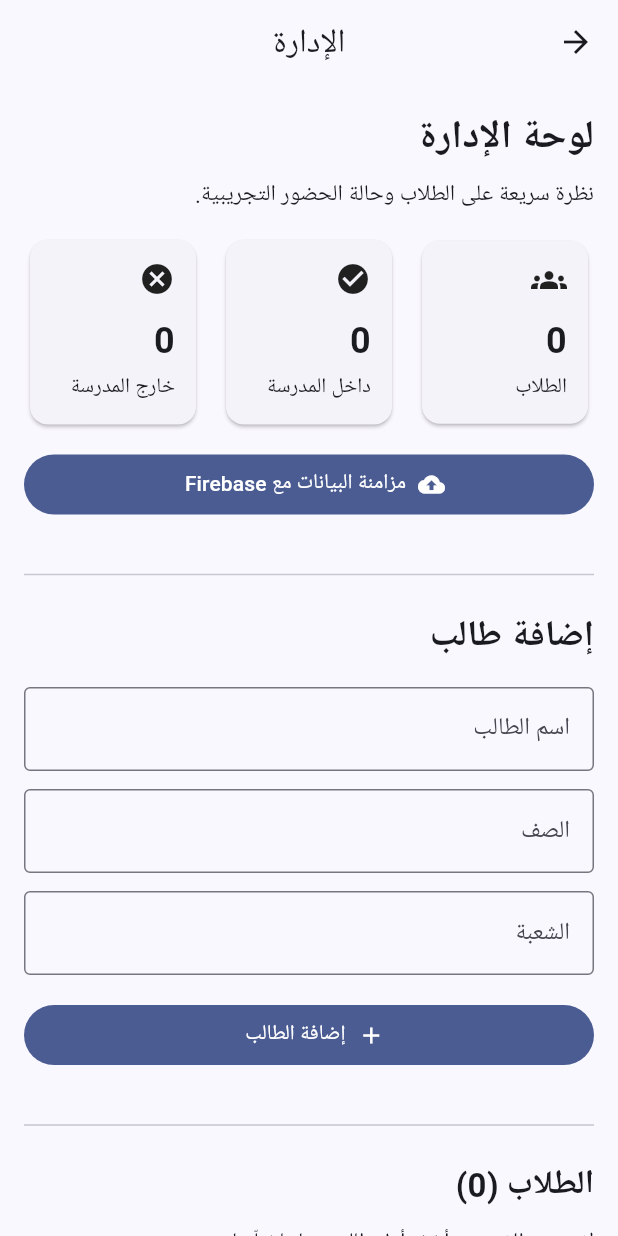
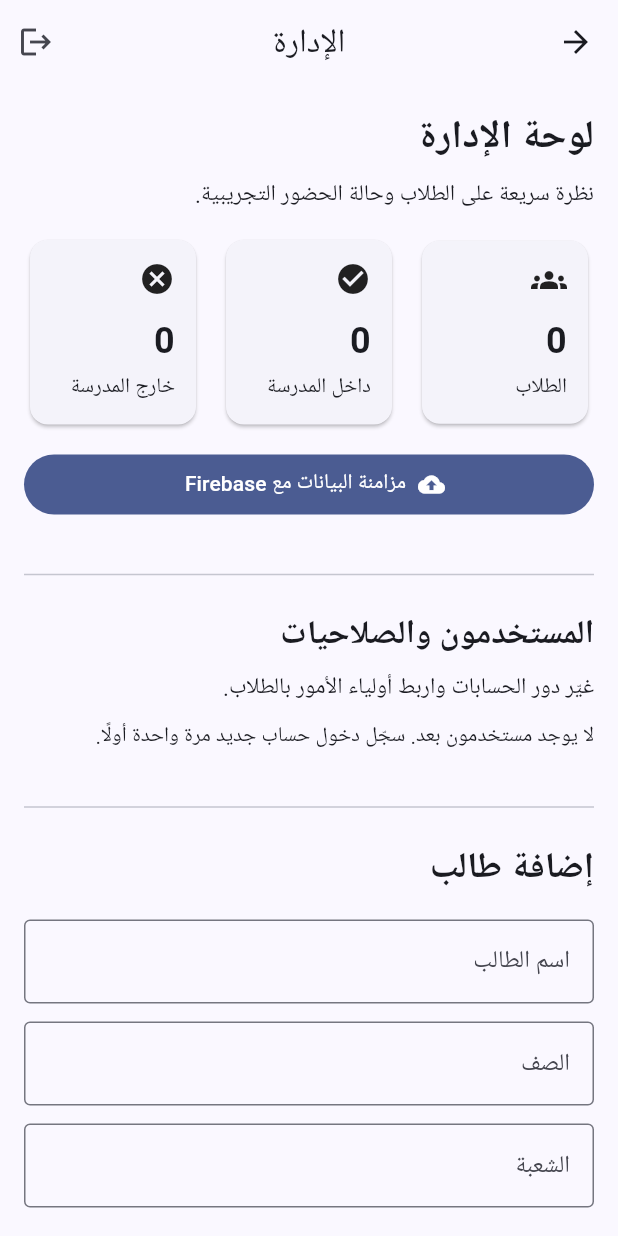
Before and after one commit to ssawaftah/Madrasti-Plus, a Flutter app: the AdminHomeScreen screen opened directly, on a phone screen of 412 x 824 dp. Run offline on Flutter 3.47's test engine with Material 3 defaults, Android fonts, the phone set to English and light mode, and no system bars; our stand-ins replace cloud_firestore, firebase_auth, firebase_core, shared_preferences; missing offline and left inert: nfc_manager; accounts and stored records are empty.

Commit message:
Show users management in admin screen

```diff
--- a/lib/features/admin/admin_home_screen.dart
+++ b/lib/features/admin/admin_home_screen.dart
@@ -2,7 +2,9 @@ import 'package:flutter/material.dart';
 import 'package:nfc_manager/nfc_manager.dart';
 
 import '../../core/data/mock_database.dart';
+import '../../core/services/auth_service.dart';
 import '../../core/services/nfc_uid_reader.dart';
+import 'widgets/admin_users_section.dart';
 import 'widgets/firebase_sync_button.dart';
 
 class AdminHomeScreen extends StatefulWidget {
@@ -266,7 +268,17 @@ class _AdminHomeScreenState extends State<AdminHomeScreen> {
     return Directionality(
       textDirection: TextDirection.rtl,
       child: Scaffold(
-        appBar: AppBar(title: const Text('الإدارة'), centerTitle: true),
+        appBar: AppBar(
+          title: const Text('الإدارة'),
+          centerTitle: true,
+          actions: [
+            IconButton(
+              tooltip: 'تسجيل الخروج',
+              onPressed: () => AuthService().signOut(),
+              icon: const Icon(Icons.logout),
+            ),
+          ],
+        ),
         body: ListView(
           padding: const EdgeInsets.all(16),
           children: [
@@ -309,6 +321,10 @@ class _AdminHomeScreenState extends State<AdminHomeScreen> {
             ),
             const SizedBox(height: 12),
             const FirebaseSyncButton(),
+            const SizedBox(height: 28),
+            const Divider(),
+            const SizedBox(height: 16),
+            const AdminUsersSection(),
             const SizedBox(height: 28),
             const Divider(),
             const SizedBox(height: 16),
```
